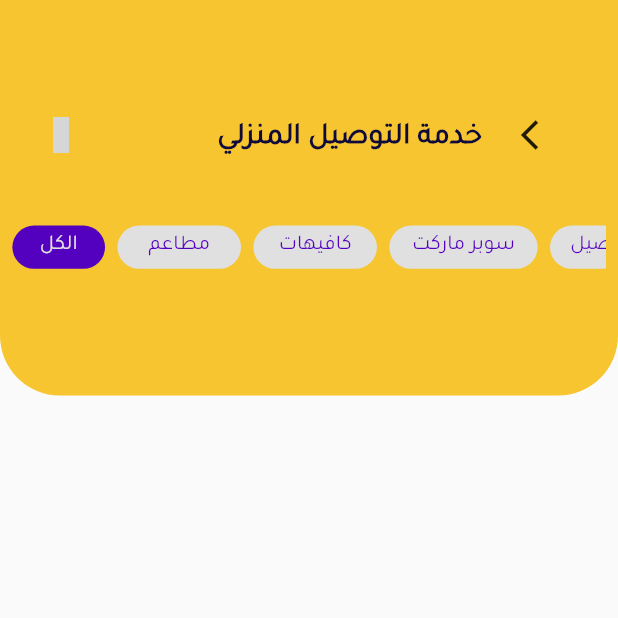
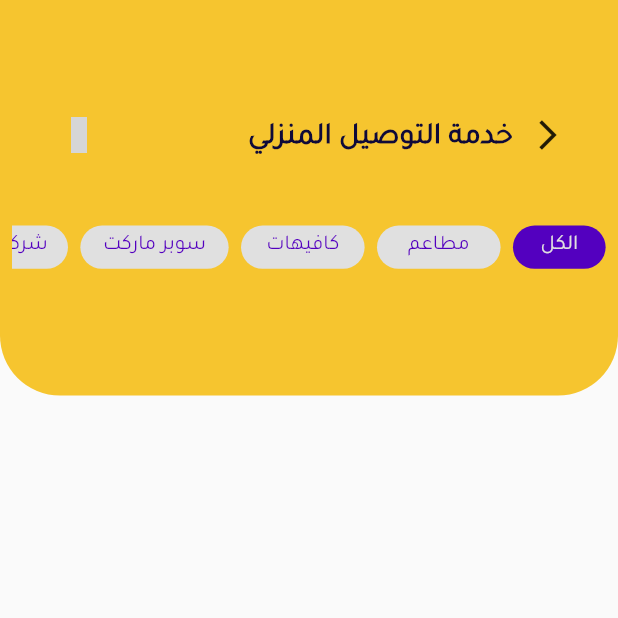
Before and after one commit to Mohamed-Salem7/smart, a Flutter app: the DeliveryServiceList screen opened directly, on a phone screen of 412 x 824 dp, the top half of it. Run offline on Flutter 3.47's test engine with Material 2 defaults, Android fonts, the phone set to English and light mode, and no system bars; our stand-ins replace bloc, buildcondition, cloud_firestore, firebase_auth, firebase_core, flutter_bloc and 6 more; missing offline and left inert: flutter_verification_code, rating, text_form_field_wrapper; accounts and stored records are empty; grey boxes are pictures that could not be loaded.

Commit message:
commit master

```diff
--- a/lib/language/language.dart
+++ b/lib/language/language.dart
@@ -29,6 +29,13 @@ class ProviderLanguage with ChangeNotifier {
     "Phone" : "رقم الهاتف",
     "Email" : "البريد الإلكتروني",
     "Url" : "موقعنا",
+    "Service_Matin_House" : "خدمة صيانة المنازل",
+    "Next" : "التالي",
+    "Ok" : "موافق",
+    "Back" : "رجوع",
+    "Shekel" : "شيكل",
+    "The_Total_Amount" : "المبلغ الإجمالي : ",
+    "Service_Delivery" : "خدمة التوصيل المنزلي ",
   };
   Map<String, Object> textEn = {
     "Home": "Home",
@@ -54,6 +61,13 @@ class ProviderLanguage with ChangeNotifier {
     "Phone" : "Phone Number",
     "Email" : "Email",
     "Url" : "The our site",
+    "Service_Matin_House" : "Home Maintenance Service",
+    "Next" : "Next",
+    "Ok" : "OK",
+    "Back" : "Back",
+    "Shekel" : "Shekel",
+    "The_Total_Amount" : "The Total Amount : ",
+    "Service_Delivery" : "Home Delivery Service",
   };
 
   changeLanguage(bool language) {
--- a/lib/layout/Home_Screen.dart
+++ b/lib/layout/Home_Screen.dart
@@ -78,7 +78,7 @@ class HomeScreen extends StatelessWidget {
                             child: Row(
                               children: [
                                 Text(
-                                  '${HomeCubit.get(context).userModel!.name}',
+                                   HomeCubit.get(context).userModel!.name,
                                   textDirection: isAr ? TextDirection.rtl : TextDirection.ltr,
                                   style: TextStyle(
                                     fontFamily: 'Tajawal',
@@ -250,7 +250,7 @@ Widget buildService(BuildContext context, Size size,
         ),
         boxShadow: [
           BoxShadow(
-            color: Colors.black12,
+            color: Colors.white10,
             offset: Offset.fromDirection(
               1.5,
               10,
@@ -293,7 +293,7 @@ Widget buildService(BuildContext context, Size size,
                 crossAxisAlignment: CrossAxisAlignment.start,
                 children: [
                   Text(
-                    servicesModel.title,
+                    isAr ? servicesModel.title : servicesModel.name,
                     style: TextStyle(
                       fontFamily: 'Tajawal',
                       fontSize: 16,
--- a/lib/layout/Services/Delievry_Houses/Choose_Meal.dart
+++ b/lib/layout/Services/Delievry_Houses/Choose_Meal.dart
@@ -26,7 +26,9 @@ class ChooseMeal extends StatelessWidget {
           listener: (context, state) {},
           builder: (context, state) {
             return Scaffold(
-              body: Column(
+              body: Directionality(
+                textDirection: isAr ? TextDirection.rtl : TextDirection.ltr,
+                child: Column(
                   children: [
                     Expanded(
                       child: Stack(
@@ -169,6 +171,7 @@ class ChooseMeal extends StatelessWidget {
                       ),
                     ),
                   ],
+                ),
               ),
             );
           }),
--- a/lib/layout/Services/Delievry_Houses/Delievry_Service.dart
+++ b/lib/layout/Services/Delievry_Houses/Delievry_Service.dart
@@ -1,7 +1,9 @@
 import 'package:flutter/cupertino.dart';
 import 'package:flutter/material.dart';
 import 'package:flutter_bloc/flutter_bloc.dart';
+import 'package:provider/provider.dart';
 import 'package:smart_service/Shared/constant.dart';
+import 'package:smart_service/language/language.dart';
 import 'package:smart_service/layout/Main_Screen.dart';
 import 'package:smart_service/layout/Services/Delievry_Houses/Choose_Meal.dart';
 import 'package:smart_service/models/Deleviry_Service.dart';
@@ -26,8 +28,11 @@ class DeliveryServiceList extends StatelessWidget {
       child: BlocConsumer<HomeCubit, HomeState>(
           listener: (context, state) {},
           builder: (context, state) {
+            var lang = Provider.of<ProviderLanguage>(context);
             return Scaffold(
-              body: Column(
+              body: Directionality(
+                textDirection: isAr ? TextDirection.rtl : TextDirection.ltr,
+                child: Column(
                   children: [
                     Expanded(
                       child: Stack(
@@ -56,44 +61,60 @@ class DeliveryServiceList extends StatelessWidget {
                                     children: [
                                       Positioned(
                                         top: size.height * 0.08,
-                                      right: size.width * 0.05,
-                                      child: IconButton(
+                                        right: isAr ? size.width * 0.05 : 0,
+                                        left: isAr ? 0 : size.width * 0.05,
+                                        child: Row(
+                                          children: [
+                                            IconButton(
                                               onPressed: () {
-                                          navigatorTo(context, MainScreen());
+                                                Navigator.pop(context);
                                               },
                                               icon: const Icon(
                                                 Icons.arrow_back_ios,
                                               ),
                                             ),
+                                          ],
+                                        ),
                                       ),
                                       Positioned(
                                         top: size.height * 0.1,
-                                      right: size.width * 0.2,
-                                      child: const Text(
-                                        'خدمة التوصيل المنزلي',
-                                        style: TextStyle(
+                                        right: isAr ? size.width * 0.15 : 0,
+                                        left: isAr ? 0 : size.width * 0.15,
+                                        child:  Row(
+                                          children: [
+                                            Text(
+                                              lang.getText('Service_Delivery') as String,
+                                              style: const TextStyle(
                                                 fontFamily: 'Tajawal',
                                                 fontSize: 20,
                                                 color: const Color(0xff0f0a39),
                                                 fontWeight: FontWeight.w700,
                                                 height: 0.6,
                                               ),
-                                        textHeightBehavior: TextHeightBehavior(
+                                              textHeightBehavior: const TextHeightBehavior(
                                                   applyHeightToFirstAscent: false),
-                                        textAlign: TextAlign.right,
+                                              textAlign: isAr ? TextAlign.right : TextAlign.left,
                                               softWrap: false,
+                                            ),
+                                          ],
                                         ),
                                       ),
                                       Positioned(
                                         top: size.height * 0.08,
-                                      left: size.width * 0.02,
-                                      child: IconButton(
+                                        right: isAr ? 0 : size.width * 0.05 ,
+                                        left: isAr ? size.width * 0.05 : 0,
+                                        child: Row(
+                                          mainAxisAlignment: MainAxisAlignment.end,
+                                          children: [
+                                            IconButton(
                                               onPressed: () {
-                                          //navigatorFinished(context, const HomeScreen());
+                                                print('Hello');
                                               },
                                               icon: const Icon(
                                                 UniconsLine.search,
                                               ),
+                                            ),
+                                          ],
                                         ),
                                       ),
                                     ],
@@ -122,8 +143,7 @@ class DeliveryServiceList extends StatelessWidget {
                                                       BorderRadius.circular(15)),
                                               child: Center(
                                                 child: Text(
-                                                HomeCubit.get(context)
-                                                    .name2[index],
+                                                  isAr ? HomeCubit.get(context).name2[index] : HomeCubit.get(context).names2[index],
                                                   style: TextStyle(
                                                     fontFamily: 'Tajawal',
                                                     fontSize: 14,
@@ -229,6 +249,7 @@ class DeliveryServiceList extends StatelessWidget {
                       ),
                     ),
                   ],
+                ),
               ),
             );
           }),
--- a/lib/layout/Services/Delievry_Houses/Meal_Details.dart
+++ b/lib/layout/Services/Delievry_Houses/Meal_Details.dart
@@ -20,7 +20,9 @@ class MealDetails extends StatelessWidget {
           listener: (context, state) {},
           builder: (context, state) {
             return Scaffold(
-              body: Column(
+              body: Directionality(
+                textDirection: isAr ? TextDirection.rtl : TextDirection.ltr,
+                child: Column(
                   children: [
                     Expanded(
                       child: Stack(
@@ -368,6 +370,7 @@ class MealDetails extends StatelessWidget {
                     ),
                   ],
                 ),
+              ),
             );
           }),
     );
--- a/lib/models/Service_Model.dart
+++ b/lib/models/Service_Model.dart
@@ -2,18 +2,24 @@ class ServiceModel {
   late dynamic name;
   late dynamic title;
   late dynamic price;
+  late dynamic name2;
+  late dynamic title2;
 
 
   ServiceModel({
     required this.name,
     required this.title,
     required this.price,
+    required this.title2,
+    required this.name2,
   });
 
   ServiceModel.fromJson(Map<String, dynamic> json) {
     name = json['name'] ?? ' ';
     title = json['title'] ?? ' ';
     price = json['price'] ?? ' ';
+    title2 = json['title2'] ?? ' ';
+    name2 = json['name2'] ?? ' ';
   }
 
   Map<String, dynamic> toMap() {
@@ -21,6 +27,8 @@ class ServiceModel {
       'name': name,
       'title': title,
       'price': price,
+      'name2': name2,
+      'title2': title2,
     };
   }
 }
--- a/lib/models/Services_Model.dart
+++ b/lib/models/Services_Model.dart
@@ -1,22 +1,26 @@
 class ServicesModel {
   late dynamic title;
   late dynamic image;
+  late dynamic name;
 
 
   ServicesModel({
     required this.title,
     required this.image,
+    required this.name,
   });
 
   ServicesModel.fromJson(Map<String, dynamic> json) {
     title = json['title'] ?? ' ';
     image = json['image'] ?? ' ';
+    name = json['name'] ?? ' ';
   }
 
   Map<String, dynamic> toMap() {
     return {
       'title': title,
       'image': image,
+      'name': name,
     };
   }
 }
--- a/lib/modules/Home/cubit/cubit.dart
+++ b/lib/modules/Home/cubit/cubit.dart
@@ -24,6 +24,8 @@ import '../../../Shared/constant.dart';
 class HomeCubit extends Cubit<HomeState> {
   HomeCubit() : super(InitialHomeState());
 
+  //static BuildContext get context =>  BlocProvider.of(context);
+
   static HomeCubit get(context) => BlocProvider.of(context);
 
   List<Widget> screen = [
@@ -42,6 +44,15 @@ class HomeCubit extends Cubit<HomeState> {
     'دهان',
     'تنظيف منازل'
   ];
+  List<String> names = [
+    'All',
+    'Electric',
+    'Pipes',
+    'Conditionneurs',
+    'Maintenance',
+    'Peinture',
+    'Cleaning House'
+  ];
 
   List<String> name2 = [
     'الكل',
@@ -49,6 +60,13 @@ class HomeCubit extends Cubit<HomeState> {
     'كافيهات',
     'سوبر ماركت',
     'شركات توصيل',
+  ];
+  List<String> names2 = [
+    'All',
+    'Restaurants',
+    'Cafes',
+    'Market',
+    'Companies Delivery',
   ];
 
   List<String> nameOrder = [
```
Also changed, not shown: lib/layout/Services/Maintenance_Houses/Details_Service.dart (+50 -25 lines), lib/layout/Settings_Screen.dart (+3 -11 lines). Lines whose indentation alone changed are shown as unchanged.
